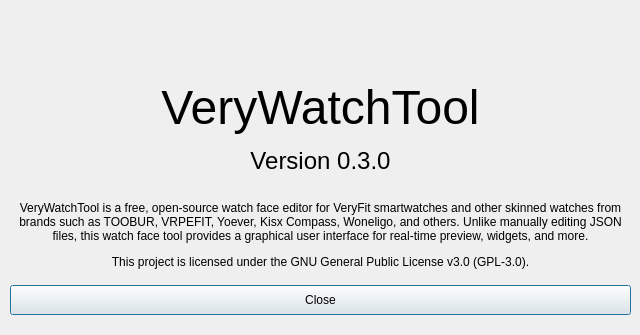
coolsteel712/VeryWatchTool, file about.ui: the form before one commit; both pictures show x 0 to 640 and y 145 to 480 of the 640 by 480 pixel window.
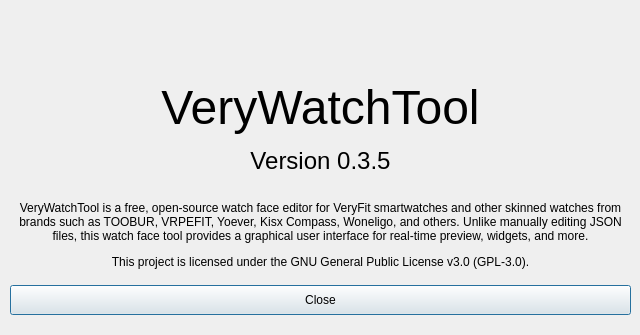
The form after the commit. Icons and pictures are not drawn.

What changed in the file:
```diff
--- a/about.ui
+++ b/about.ui
@@ -83,7 +83,7 @@
     </font>
    </property>
    <property name="text">
-    <string>Version 0.3.0</string>
+    <string>Version 0.3.5</string>
    </property>
    <property name="alignment">
     <set>Qt::AlignmentFlag::AlignCenter</set>
```
